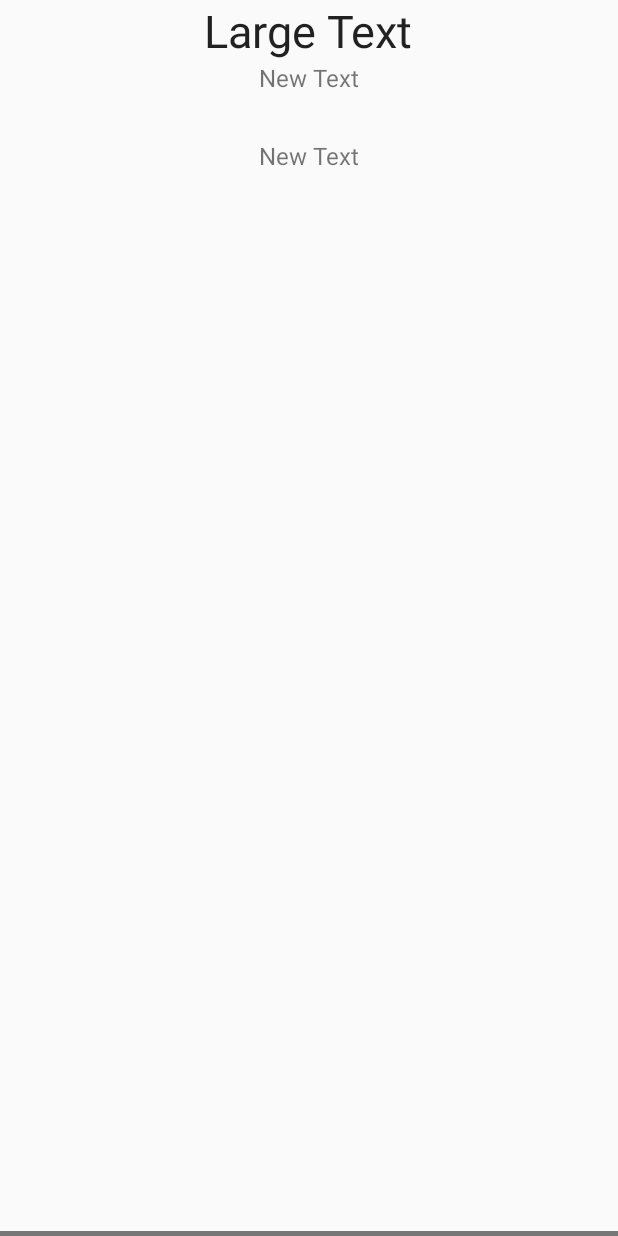
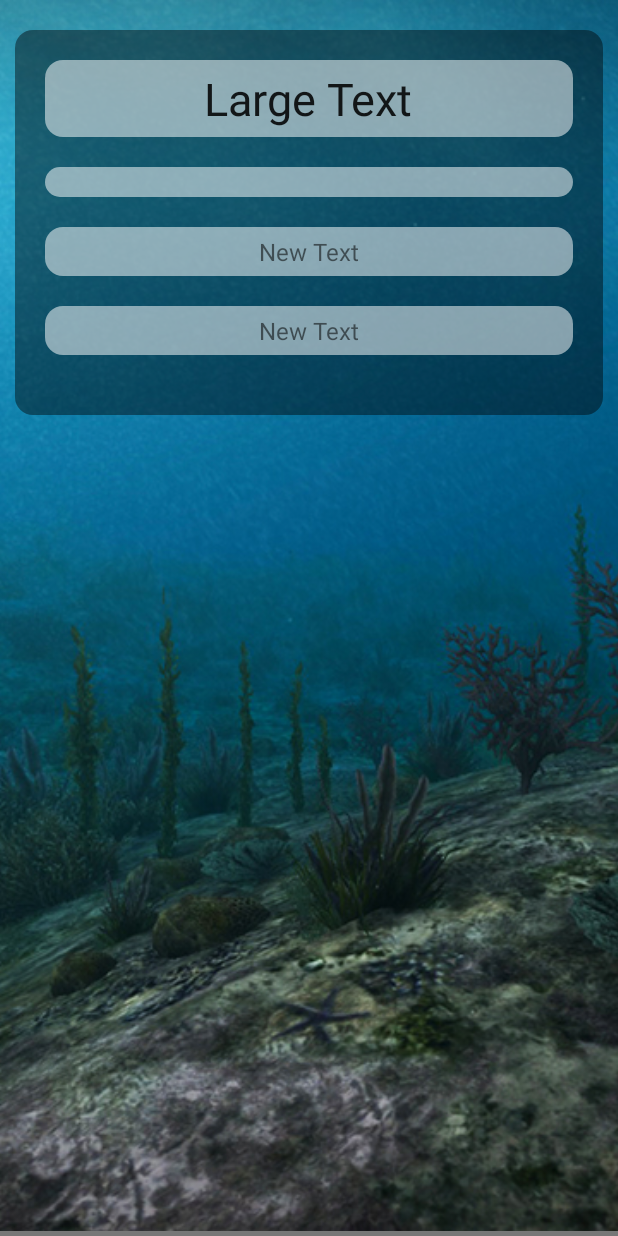
Before and after one commit to eduvm/strandeddeepguide, an Android app: the layout crafting_details.xml on its own in the app's theme, with its tools: preview values and no code run, on a phone screen of 412 x 824 dp. Run offline under Robolectric (Android 15) with nearby library versions, the light colour scheme and no system bars.

Commit message:
Alterado layout da tela de detalhes de Crafts

```diff
--- a/app/src/main/java/com/example/eduardo/strandeddeepguide/CraftingDetails.java
+++ b/app/src/main/java/com/example/eduardo/strandeddeepguide/CraftingDetails.java
@@ -7,6 +7,7 @@ import android.support.v4.view.GestureDetectorCompat;
 import android.util.Log;
 import android.view.GestureDetector;
 import android.view.MotionEvent;
+import android.view.animation.TranslateAnimation;
 import android.widget.ImageView;
 import android.widget.TextView;
 
@@ -18,6 +19,9 @@ import com.google.android.gms.ads.AdView;
  * Data de criação: 03/02/15
  */
 public class CraftingDetails extends Activity {
+
+    // Declara objeto do layout
+    ImageView ivBola1, ivBola2, ivBola3, ivBola4, ivBola5;
 
     // Define variáveis de controle do gestor de movimentos
     private static final int SWIPE_MIN_DISTANCE = 150;
@@ -60,6 +64,53 @@ public class CraftingDetails extends Activity {
 
         // Instância o detector
         mDetector = new GestureDetectorCompat(this, new MyGestureListener());
+
+        ivBola1 = (ImageView) findViewById(R.id.ivBola1);
+        ivBola2 = (ImageView) findViewById(R.id.ivBola2);
+        ivBola3 = (ImageView) findViewById(R.id.ivBola3);
+        ivBola4 = (ImageView) findViewById(R.id.ivBola4);
+        ivBola5 = (ImageView) findViewById(R.id.ivBola5);
+
+        // Anima bola1
+        TranslateAnimation animation = new TranslateAnimation(0.0f, 0.0F, ivBola1.getY(), -6500f);
+        animation.setDuration(13000);
+        animation.setRepeatCount(-1);
+        animation.setRepeatMode(1);
+        animation.setFillAfter(true);
+        ivBola1.startAnimation(animation);
+
+
+        // Anima bola2
+        TranslateAnimation animation2 = new TranslateAnimation(0.0f, 0.0F, ivBola2.getY(), -6500f);
+        animation2.setDuration(13000);
+        animation2.setRepeatCount(-1);
+        animation2.setRepeatMode(1);
+        animation2.setFillAfter(true);
+        ivBola2.startAnimation(animation2);
+
+        // Anima bola3
+        TranslateAnimation animation3 = new TranslateAnimation(0.0f, 0.0F, ivBola3.getY(), -6500f);
+        animation3.setDuration(12000);
+        animation3.setRepeatCount(-1);
+        animation3.setRepeatMode(1);
+        animation3.setFillAfter(true);
+        ivBola3.startAnimation(animation3);
+
+        // Anima bola4
+        TranslateAnimation animation4 = new TranslateAnimation(0.0f, 0.0F, ivBola4.getY(), -6500f);
+        animation4.setDuration(14000);
+        animation4.setRepeatCount(-1);
+        animation4.setRepeatMode(1);
+        animation4.setFillAfter(true);
+        ivBola4.startAnimation(animation4);
+
+        // Anima bola5
+        TranslateAnimation animation5 = new TranslateAnimation(0.0f, 0.0F, ivBola5.getY(), -6500f);
+        animation5.setDuration(15000);
+        animation5.setRepeatCount(-1);
+        animation5.setRepeatMode(1);
+        animation5.setFillAfter(true);
+        ivBola5.startAnimation(animation5);
 
     }
 
--- /dev/null
+++ b/app/src/main/res/drawable/text_background.xml
@@ -0,0 +1,5 @@
+<?xml version="1.0" encoding="utf-8"?>
+<shape xmlns:android="http://schemas.android.com/apk/res/android" android:shape="rectangle">
+    <solid android:color="#85FFFFFF" ></solid>
+    <corners android:radius="18px"></corners>
+</shape>
--- a/app/src/main/res/layout/crafting_details.xml
+++ b/app/src/main/res/layout/crafting_details.xml
@@ -1,22 +1,95 @@
 <?xml version="1.0" encoding="utf-8"?>
-<LinearLayout xmlns:android="http://schemas.android.com/apk/res/android"
+<RelativeLayout xmlns:android="http://schemas.android.com/apk/res/android"
                 xmlns:ads="http://schemas.android.com/apk/res-auto"
+                android:layout_width="fill_parent"
+                android:layout_height="fill_parent"
+                android:orientation="vertical">
+
+    <ImageView
+        android:layout_width="match_parent"
+        android:layout_height="match_parent"
+        android:layout_centerInParent="true"
+        android:scaleType="centerCrop"
+        android:src="@drawable/stranded_bg"/>
+
+
+    <ImageView
+        android:layout_width="wrap_content"
+        android:layout_height="wrap_content"
+        android:id="@+id/ivBola1"
+        android:src="@drawable/bubble4"
+        android:layout_alignParentBottom="true"
+        android:layout_marginBottom="-200dp"/>
+
+    <ImageView
+        android:layout_width="wrap_content"
+        android:layout_height="wrap_content"
+        android:id="@+id/ivBola2"
+        android:src="@drawable/bubble5"
+        android:layout_alignParentBottom="true"
+        android:layout_marginLeft="120dp"
+        android:layout_marginBottom="-150dp"/>
+
+    <ImageView
+        android:layout_width="wrap_content"
+        android:layout_height="wrap_content"
+        android:id="@+id/ivBola3"
+        android:src="@drawable/bubble4"
+        android:layout_alignParentBottom="true"
+        android:layout_marginLeft="160dp"
+        android:layout_marginBottom="-100dp"/>
+
+    <ImageView
+        android:layout_width="wrap_content"
+        android:layout_height="wrap_content"
+        android:id="@+id/ivBola4"
+        android:src="@drawable/bubble5"
+        android:layout_alignParentBottom="true"
+        android:layout_marginLeft="210dp"
+        android:layout_marginBottom="-250dp"/>
+
+    <ImageView
+        android:layout_width="wrap_content"
+        android:layout_height="wrap_content"
+        android:id="@+id/ivBola5"
+        android:src="@drawable/bubble4"
+        android:layout_alignParentBottom="true"
+        android:layout_marginLeft="300dp"
+        android:layout_marginBottom="-300dp"/>
+
+    <LinearLayout
+
         android:layout_width="fill_parent"
         android:layout_height="fill_parent"
         android:orientation="vertical">
 
         <ScrollView
             android:layout_width="fill_parent"
+            android:layout_height="fill_parent"
+            android:id="@+id/scrollView3"
+            android:layout_weight="1">
+
+            <LinearLayout
+                android:orientation="vertical"
+                android:layout_width="fill_parent"
                 android:layout_height="wrap_content"
-        android:id="@+id/scrollView2"
-        android:layout_weight="1">
+                android:gravity="center_horizontal"
+                android:padding="20dp"
+                android:layout_marginLeft="10dp"
+                android:layout_marginRight="10dp"
+                android:layout_marginBottom="20dp"
+                android:layout_marginTop="20dp"
+                android:background="@drawable/linearlayout_bg">
 
 
                 <LinearLayout
                     android:orientation="vertical"
                     android:layout_width="fill_parent"
                     android:layout_height="fill_parent"
-            android:gravity="center_horizontal">
+                    android:background="@drawable/text_background"
+                    android:layout_marginBottom="20dp"
+                    android:gravity="center"
+                    android:padding="5dp">
 
                     <TextView
                         android:layout_width="wrap_content"
@@ -24,9 +97,21 @@
                         android:textAppearance="?android:attr/textAppearanceLarge"
                         android:text="Large Text"
                         android:id="@+id/tvTitulo"
-                android:layout_alignParentTop="true"
-                android:layout_centerHorizontal="true"
                         android:textSize="30dp"/>
+
+                </LinearLayout>
+
+                <LinearLayout
+                    android:orientation="vertical"
+                    android:layout_width="fill_parent"
+                    android:layout_height="fill_parent"
+                    android:gravity="center_horizontal"
+                    android:background="@drawable/text_background"
+                    android:layout_marginBottom="20dp"
+                    android:paddingLeft="5dp"
+                    android:paddingTop="10dp"
+                    android:paddingRight="5dp"
+                    android:paddingBottom="10dp">
 
                     <ImageView
                         android:layout_width="wrap_content"
@@ -34,31 +119,50 @@
                         android:id="@+id/ivCraftImage"
                         android:adjustViewBounds="true"
                         android:layout_weight="1.0"
-                android:layout_gravity="center_horizontal"
-                />
+                        android:layout_gravity="center_horizontal"/>
+
+                </LinearLayout>
+
+                <LinearLayout
+                    android:orientation="vertical"
+                    android:layout_width="fill_parent"
+                    android:layout_height="fill_parent"
+                    android:background="@drawable/text_background"
+                    android:layout_marginBottom="20dp"
+                    android:gravity="center"
+                    android:padding="5dp">
 
                     <TextView
                         android:layout_width="wrap_content"
                         android:layout_height="wrap_content"
                         android:text="New Text"
                         android:id="@+id/tvIngredientes"
+                        android:textSize="16dp"/>
+
+                </LinearLayout>
+
+
+                <LinearLayout
+                    android:orientation="vertical"
+                    android:layout_width="fill_parent"
+                    android:layout_height="fill_parent"
+                    android:background="@drawable/text_background"
                     android:layout_marginBottom="20dp"
-                android:textSize="16dp"/>
+                    android:gravity="center"
+                    android:padding="5dp">
 
                     <TextView
                         android:layout_width="wrap_content"
                         android:layout_height="wrap_content"
                         android:text="New Text"
                         android:id="@+id/tvDesc"
+                        android:textSize="16dp"/>
 
-                android:layout_marginTop="10dp"
-                android:layout_marginBottom="20dp"
-                android:textSize="16dp"
-                android:layout_marginLeft="5dp"
-                android:layout_marginRight="5dp"/>
+                </LinearLayout>
 
 
             </LinearLayout>
+
         </ScrollView>
 
         <LinearLayout
@@ -66,7 +170,8 @@
             android:paddingTop="5px"
             android:layout_width="fill_parent"
             android:layout_height="wrap_content"
-        android:background="#777">
+            android:background="#777"
+            android:layout_weight="0">
 
             <com.google.android.gms.ads.AdView
                 android:id="@+id/adView"
@@ -77,3 +182,6 @@
                 />
         </LinearLayout>
     </LinearLayout>
+
+
+</RelativeLayout>
```
Lines whose indentation alone changed are shown as unchanged.
